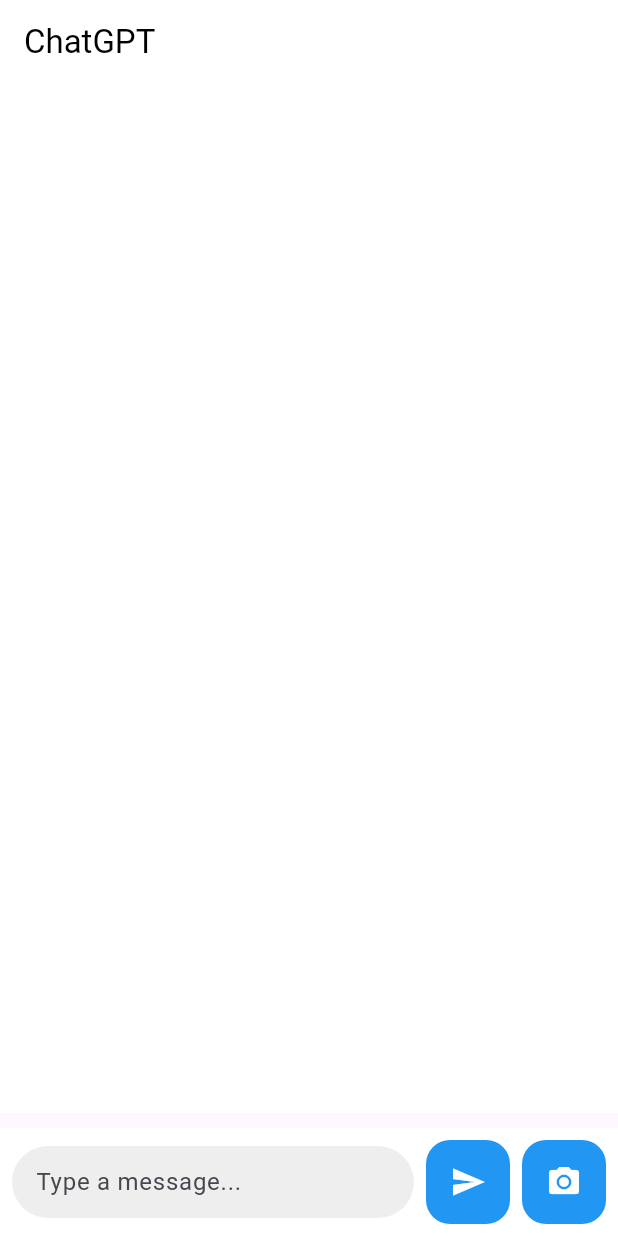
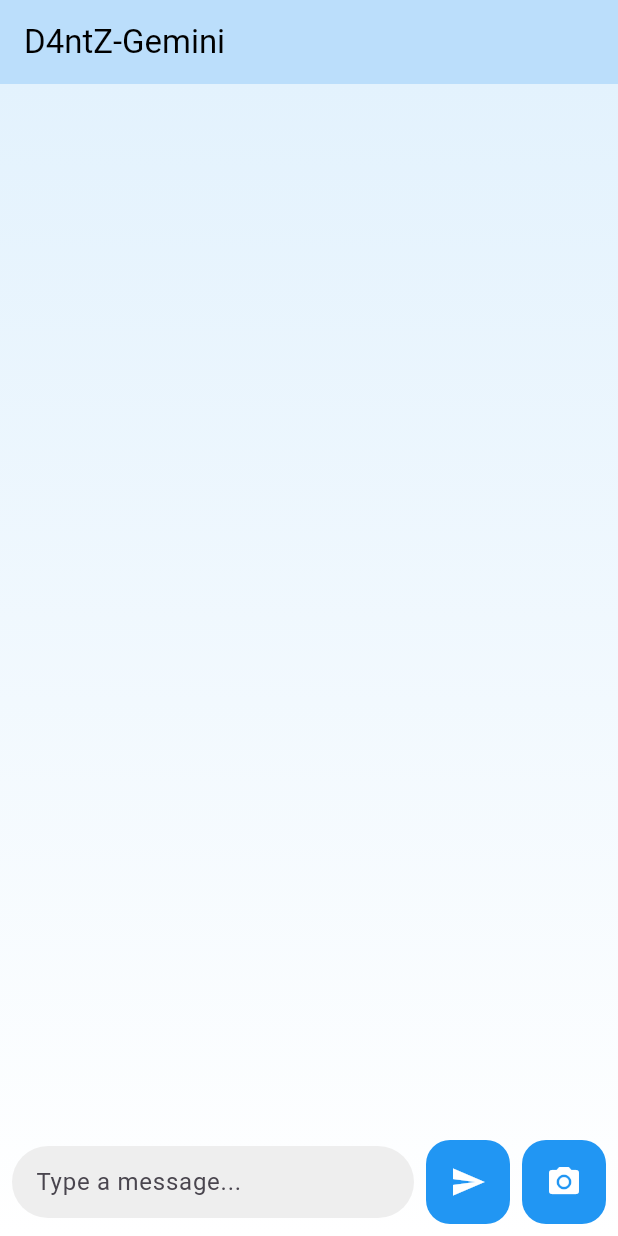
Before and after one commit to purbashis/gemini_flutter, a Flutter app: the screen it shows after launch, on a phone screen of 412 x 824 dp. Run offline on Flutter 3.47's test engine with Material 3 defaults, Android fonts, the phone set to English and light mode, and no system bars; our stand-ins replace image_picker.

Commit message:
modification in UI and add internet permission

```diff
--- a/lib/chats.dart
+++ b/lib/chats.dart
@@ -19,6 +19,7 @@ class _ChatScreenState extends State<ChatScreen> {
   final TextEditingController controller = TextEditingController();
   File? image;
   bool isSending = false;
+  bool isGenerating = false; // Track if data is being generated
 
   @override
   void dispose() {
@@ -53,12 +54,17 @@ class _ChatScreenState extends State<ChatScreen> {
     chatList.insert(0, model);
     controller.clear();
 
+    setState(() {
+      isGenerating = true; // Set generating status
+    });
+
     final geminiModel = await sendRequestToGemini(model);
 
     chatList.insert(0, geminiModel);
 
     setState(() {
       isSending = false;
+      isGenerating = false; // Reset generating status
     });
 
     // Scroll to the latest message
@@ -149,19 +155,29 @@ class _ChatScreenState extends State<ChatScreen> {
     return Scaffold(
       appBar: AppBar(
         title: Text(
-          "ChatGPT",
+          "D4ntZ-Gemini",
           style: TextStyle(color: Colors.black),
         ),
-        backgroundColor: Colors.white,
+        backgroundColor: Colors.blue[100],
         elevation: 0,
         centerTitle: false,
       ),
-      body: Column(
+      body: Container(
+        decoration: BoxDecoration(
+          gradient: LinearGradient(
+            begin: Alignment.topCenter,
+            end: Alignment.bottomCenter,
+            colors: [Colors.blue.shade50, Colors.white],
+          ),
+        ),
+        child: Column(
           children: [
             Expanded(
               flex: 10,
-            child: Container(
-              color: Colors.white,
+              child: Stack(
+                children: [
+                  Container(
+                    color: Colors.transparent,
                     child: ListView.builder(
                       controller: _controller,
                       reverse: true,
@@ -177,18 +193,19 @@ class _ChatScreenState extends State<ChatScreen> {
                             child: Container(
                               decoration: BoxDecoration(
                                 color: chatList[index].isMe
-                              ? Colors.blue[50]
-                              : Colors.grey[200],
+                                    ? Colors.blue.shade100
+                                    : Colors.grey.shade200,
                                 borderRadius: BorderRadius.circular(8),
                               ),
                               padding: EdgeInsets.all(12),
                               child: chatList[index].base64EncodedImage != null
                                   ? Column(
-                                crossAxisAlignment: CrossAxisAlignment.start,
+                                      crossAxisAlignment:
+                                          CrossAxisAlignment.start,
                                       children: [
                                         Image.memory(
-                                    base64Decode(
-                                        chatList[index].base64EncodedImage!),
+                                          base64Decode(chatList[index]
+                                              .base64EncodedImage!),
                                           height: 200,
                                           width: double.infinity,
                                           fit: BoxFit.cover,
@@ -218,12 +235,32 @@ class _ChatScreenState extends State<ChatScreen> {
                       },
                     ),
                   ),
+                  Visibility(
+                    visible: isGenerating,
+                    child: Center(
+                      child: AnimatedOpacity(
+                        opacity: isGenerating ? 1.0 : 0.0,
+                        duration: Duration(milliseconds: 500),
+                        curve: Curves.easeInOut,
+                        child: Text(
+                          "Generating results...",
+                          style: TextStyle(
+                            color: Colors.grey[600],
+                            fontSize: 16,
+                            fontWeight: FontWeight.bold,
+                          ),
+                        ),
+                      ),
+                    ),
+                  ),
+                ],
+              ),
             ),
             const SizedBox(
               height: 10,
             ),
             Container(
-            color: Colors.white,
+              color: Colors.transparent,
               child: Padding(
                 padding: const EdgeInsets.all(8.0),
                 child: Row(
@@ -238,7 +275,7 @@ class _ChatScreenState extends State<ChatScreen> {
                             borderSide: BorderSide.none,
                           ),
                           filled: true,
-                        fillColor: Colors.grey[200],
+                          fillColor: Colors.grey.shade200,
                           contentPadding: EdgeInsets.all(12),
                         ),
                       ),
@@ -263,6 +300,7 @@ class _ChatScreenState extends State<ChatScreen> {
             ),
           ],
         ),
+      ),
     );
   }
 }
```
Also changed, not shown: 1 other file. Lines whose indentation alone changed are shown as unchanged.
